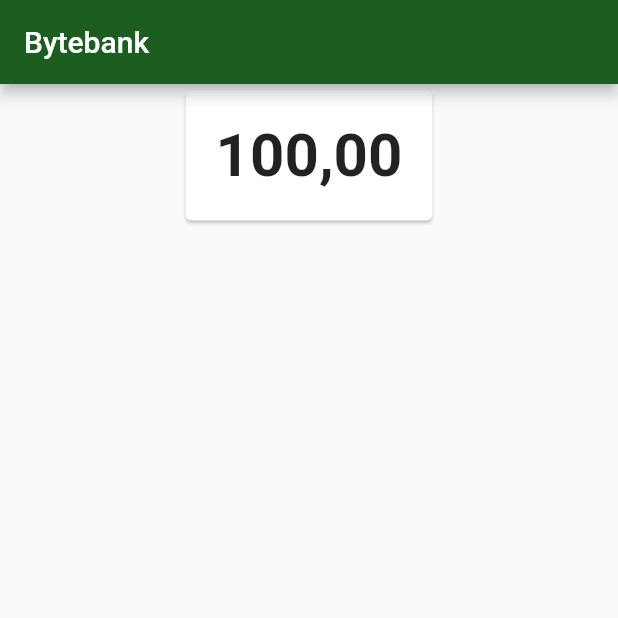
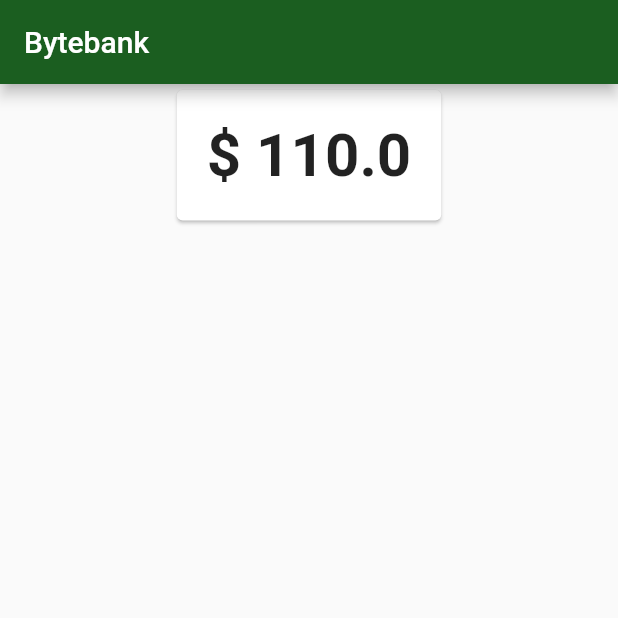
Before and after one commit to Kakomo/Flutter-Provider, a Flutter app: the screen it shows after launch, on a phone screen of 412 x 824 dp, the top half of it. Run offline on Flutter 3.47's test engine with Material 2 defaults, Android fonts, the phone set to English and light mode, and no system bars.

Commit message:
Class 1 - Lesson 2

```diff
--- a/lib/components/BalanceCard.dart
+++ b/lib/components/BalanceCard.dart
@@ -1,14 +1,18 @@
+import 'package:bytebank/models/balance.dart';
 import 'package:flutter/cupertino.dart';
 import 'package:flutter/material.dart';
 
 class BalanceCard extends StatelessWidget {
+  final Balance balance;
+  BalanceCard(this.balance);
+
   @override
   Widget build(BuildContext context) {
     return Card(
       child: Padding(
         padding: EdgeInsets.all(20.0),
         child: Text(
-          '100,00',
+          balance.toString(),
           textAlign: TextAlign.center,
           style: TextStyle(
             fontSize: 40,
--- /dev/null
+++ b/lib/models/balance.dart
@@ -0,0 +1,9 @@
+class Balance{
+  final double value;
+  Balance(this.value);
+
+  @override
+  String toString(){
+    return '\$ $value';
+  }
+}
--- a/lib/screens/dashboard.dart
+++ b/lib/screens/dashboard.dart
@@ -1,4 +1,5 @@
 import 'package:bytebank/components/BalanceCard.dart';
+import 'package:bytebank/models/balance.dart';
 import 'package:flutter/material.dart';
 
 class Dashboard extends StatelessWidget {
@@ -10,7 +11,7 @@ class Dashboard extends StatelessWidget {
       ),
       body: Align(
         alignment: Alignment.topCenter,
-          child: BalanceCard()),
+          child: BalanceCard(Balance(110.0))),
     );
   }
 }
```
